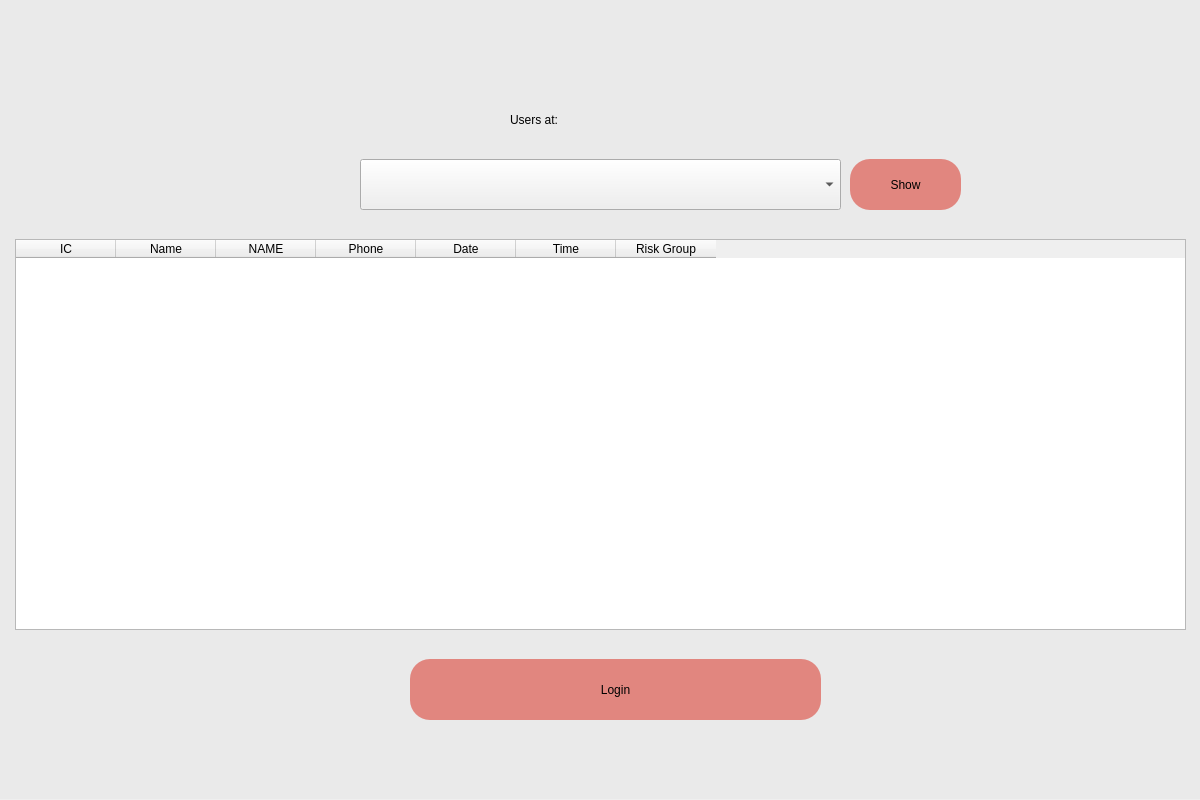
Above: 4list_vaccination_centers.ui from Ajwaddo/pyqt5 before the change. Below: the same form after it.
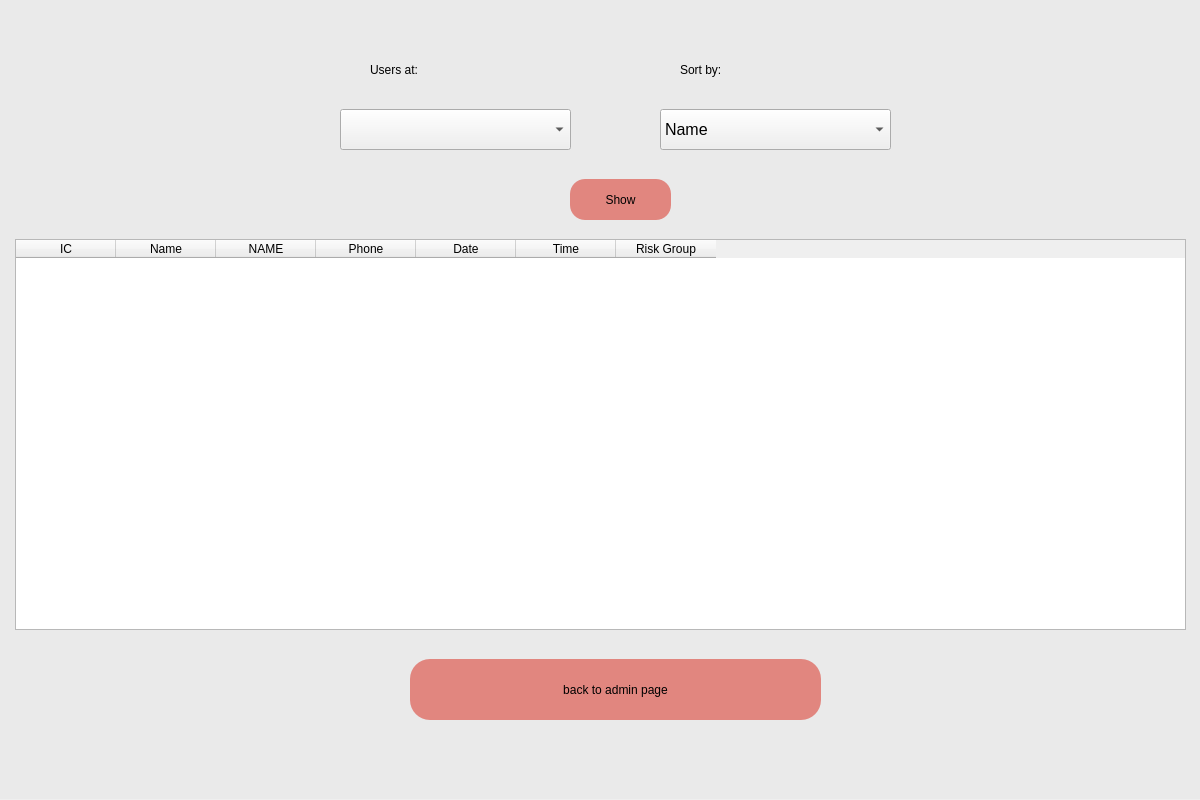
That is the form after the change.

```diff
--- a/4list_vaccination_centers.ui
+++ b/4list_vaccination_centers.ui
@@ -29,8 +29,8 @@
    <widget class="QLabel" name="label">
     <property name="geometry">
      <rect>
-      <x>510</x>
-      <y>80</y>
+      <x>370</x>
+      <y>30</y>
       <width>191</width>
       <height>81</height>
      </rect>
@@ -56,7 +56,7 @@
 font: 20pt &quot;Calibri&quot;;</string>
     </property>
     <property name="text">
-     <string>Login</string>
+     <string>back to admin page</string>
     </property>
    </widget>
    <widget class="QTableWidget" name="tableWidget">
@@ -107,33 +107,87 @@
    <widget class="QComboBox" name="comboBox_vacc_center">
     <property name="geometry">
      <rect>
-      <x>360</x>
-      <y>160</y>
-      <width>481</width>
-      <height>51</height>
+      <x>340</x>
+      <y>110</y>
+      <width>231</width>
+      <height>41</height>
      </rect>
     </property>
     <property name="styleSheet">
-     <string notr="true">font:&quot;Calibri&quot;; font-size:16pt;</string>
+     <string notr="true">font:&quot;Calibri&quot;; font-size:12pt;</string>
     </property>
    </widget>
+   <widget class="QComboBox" name="comboBox_sortBy">
+    <property name="geometry">
+     <rect>
+      <x>660</x>
+      <y>110</y>
+      <width>231</width>
+      <height>41</height>
+     </rect>
+    </property>
+    <property name="styleSheet">
+     <string notr="true">font:&quot;Calibri&quot;; font-size:12pt;</string>
+    </property>
+    <item>
+     <property name="text">
+      <string>Name</string>
+     </property>
+    </item>
+    <item>
+     <property name="text">
+      <string>Age</string>
+     </property>
+    </item>
+    <item>
+     <property name="text">
+      <string>IC Number</string>
+     </property>
+    </item>
+    <item>
+     <property name="text">
+      <string>Vaccination Date</string>
+     </property>
+    </item>
+    <item>
+     <property name="text">
+      <string>Vaccination Time</string>
+     </property>
+    </item>
+   </widget>
    <widget class="QPushButton" name="btn_show">
     <property name="geometry">
      <rect>
-      <x>850</x>
-      <y>160</y>
-      <width>111</width>
-      <height>51</height>
+      <x>570</x>
+      <y>180</y>
+      <width>101</width>
+      <height>41</height>
      </rect>
     </property>
     <property name="styleSheet">
-     <string notr="true">border-radius:20px;background-color:rgb(225, 134, 127);
+     <string notr="true">border-radius:15px;background-color:rgb(225, 134, 127);
 font: 20pt &quot;Calibri&quot;;</string>
     </property>
     <property name="text">
      <string>Show</string>
     </property>
    </widget>
+   <widget class="QLabel" name="label_2">
+    <property name="geometry">
+     <rect>
+      <x>680</x>
+      <y>30</y>
+      <width>191</width>
+      <height>81</height>
+     </rect>
+    </property>
+    <property name="styleSheet">
+     <string notr="true">font: 32pt &quot;Calibri&quot;;color:black</string>
+    </property>
+    <property name="text">
+     <string>Sort by:</string>
+    </property>
+   </widget>
   </widget>
  </widget>
  <resources/>
```
